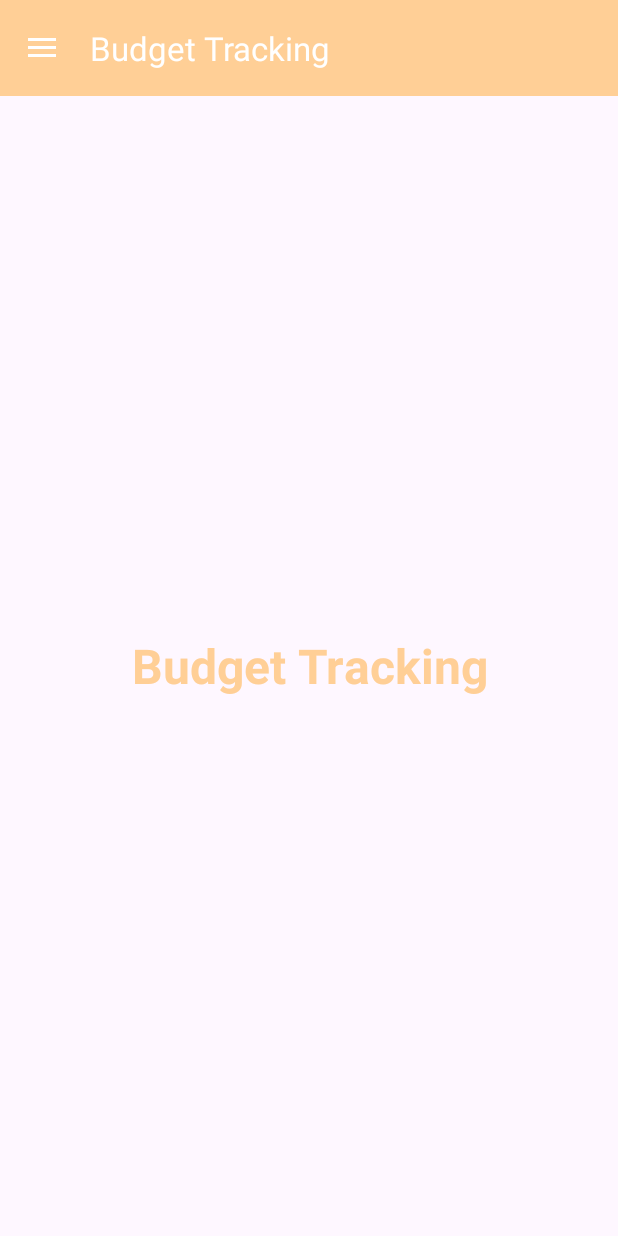
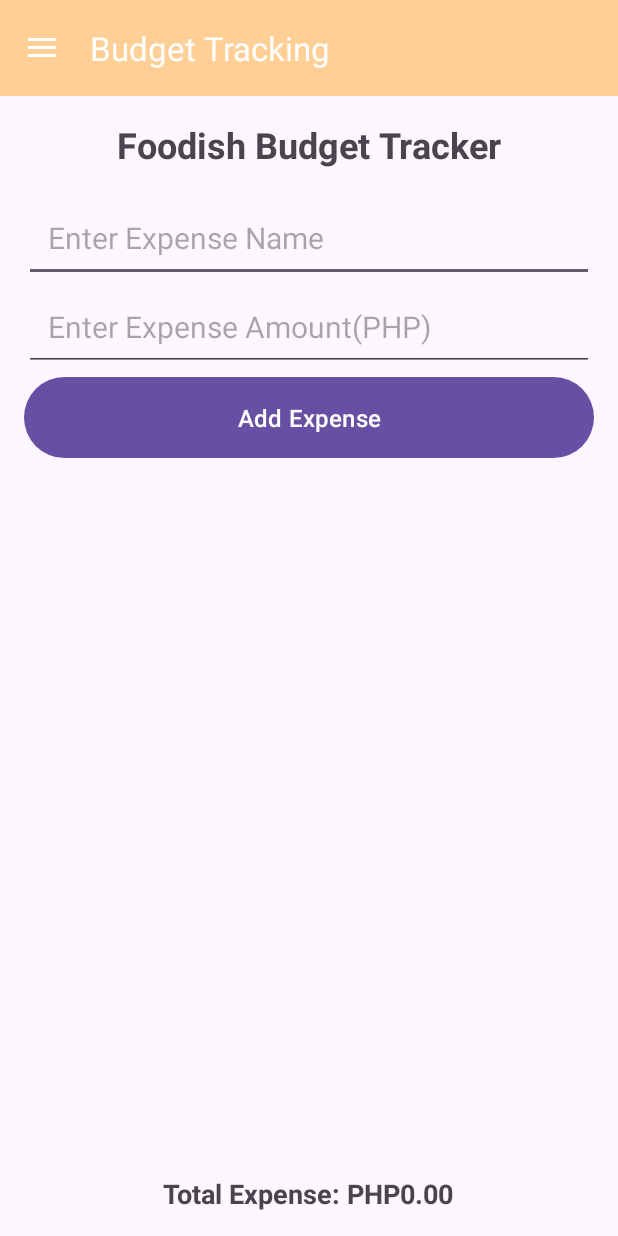
Before and after one commit to Juliusramos/Final, an Android app: the screen it shows after launch (MainActivity), in the side drawer, after a tap on "Budget Tracking", on a phone screen of 412 x 824 dp. Run offline under Robolectric (Android 15) with nearby library versions, the phone set to English and light mode, and no system bars.

Commit message:
BudgetFragment.kt cleaned and working
Made by aljon

```diff
--- a/app/src/main/java/com/firstapp/loginactivity/nav_fragments/BudgetFragment.kt
+++ b/app/src/main/java/com/firstapp/loginactivity/nav_fragments/BudgetFragment.kt
@@ -5,56 +5,57 @@ import androidx.fragment.app.Fragment
 import android.view.LayoutInflater
 import android.view.View
 import android.view.ViewGroup
+import android.widget.ArrayAdapter
+import android.widget.Button
+import android.widget.EditText
+import android.widget.ListView
+import android.widget.TextView
 import com.firstapp.loginactivity.R
-
-// TODO: Rename parameter arguments, choose names that match
-// the fragment initialization parameters, e.g. ARG_ITEM_NUMBER
-private const val ARG_PARAM1 = "param1"
-private const val ARG_PARAM2 = "param2"
-
-/**
- * A simple [Fragment] subclass.
- * Use the [BudgetFragment.newInstance] factory method to
- * create an instance of this fragment.
- */
 class BudgetFragment : Fragment() {
     // TODO: Rename and change types of parameters
-    private var param1: String? = null
-    private var param2: String? = null
-
-    override fun onCreate(savedInstanceState: Bundle?) {
-        super.onCreate(savedInstanceState)
-        arguments?.let {
-            param1 = it.getString(ARG_PARAM1)
-            param2 = it.getString(ARG_PARAM2)
-        }
-    }
-
+    private var totalExpense = 0.0
+    private lateinit var adapter: ArrayAdapter<String>
+    private lateinit var totalExpenseTextView: TextView
+    private lateinit var expenseNameEditText: EditText
+    private lateinit var expenseAmountEditText: EditText
     override fun onCreateView(
         inflater: LayoutInflater, container: ViewGroup?,
         savedInstanceState: Bundle?
     ): View? {
-        // Inflate the layout for this fragment
-        return inflater.inflate(R.layout.fragment_budget, container, false)
+        val view = inflater.inflate(R.layout.fragment_budget, container, false)
+        val addExpenseButton = view.findViewById<Button>(R.id.expense_button)
+        val expenseListView = view.findViewById<ListView>(R.id.expense_view)
+        expenseNameEditText = view.findViewById(R.id.expense_name)
+        expenseAmountEditText = view.findViewById(R.id.expense_amount)
+        totalExpenseTextView = view.findViewById(R.id.list_view)
+
+        adapter = ArrayAdapter(requireContext(), android.R.layout.simple_list_item_1)
+        expenseListView.adapter = adapter
+
+        addExpenseButton.setOnClickListener {
+            addExpense()
+        }
+        return view
+    }
+    private fun addExpense() {
+        val expenseName = expenseNameEditText.text.toString()
+        val expenseAmountStr = expenseAmountEditText.text.toString()
+
+        if (expenseName.isNotEmpty() && expenseAmountStr.isNotEmpty()) {
+            val expenseAmount = expenseAmountStr.toDouble()
+            totalExpense += expenseAmount
+
+            adapter.add("$expenseName: PHP$expenseAmount")
+            expenseNameEditText.text.clear()
+            expenseAmountEditText.text.clear()
+
+            updateTotalExpense()
+        }
     }
 
-    companion object {
-        /**
-         * Use this factory method to create a new instance of
-         * this fragment using the provided parameters.
-         *
-         * @param param1 Parameter 1.
-         * @param param2 Parameter 2.
-         * @return A new instance of fragment BudgetFragment.
-         */
-        // TODO: Rename and change types and number of parameters
-        @JvmStatic
-        fun newInstance(param1: String, param2: String) =
-            BudgetFragment().apply {
-                arguments = Bundle().apply {
-                    putString(ARG_PARAM1, param1)
-                    putString(ARG_PARAM2, param2)
-                }
-            }
+    private fun updateTotalExpense() {
+        totalExpenseTextView.text =
+            getString(R.string.total_expense_php, "%.2f".format(totalExpense))
     }
-}
+        // Inflate the layout for this fragment
+    }
--- a/app/src/main/res/layout/fragment_budget.xml
+++ b/app/src/main/res/layout/fragment_budget.xml
@@ -1,17 +1,66 @@
 <?xml version="1.0" encoding="utf-8"?>
-<FrameLayout xmlns:android="http://schemas.android.com/apk/res/android"
+<LinearLayout
+    xmlns:android="http://schemas.android.com/apk/res/android"
     xmlns:tools="http://schemas.android.com/tools"
     android:layout_width="match_parent"
     android:layout_height="match_parent"
+    android:orientation="vertical"
+    android:padding="16dp"
     tools:context=".nav_fragments.BudgetFragment">
 
     <!-- TODO: Update blank fragment layout -->
     <TextView
+        android:layout_width="wrap_content"
+        android:layout_height="wrap_content"
+        android:text="@string/foodish_budget_tracker"
+        android:textSize="24sp"
+        android:layout_gravity="center"
+        android:layout_marginBottom="16dp"
+        android:textStyle="bold"/>
+
+    <EditText
+        android:id="@+id/expense_name"
         android:layout_width="match_parent"
-        android:layout_height="match_parent"
-        android:text="Budget Tracking"
-        android:textSize="32dp"
-        android:textStyle="bold"
-        android:gravity="center"
-        android:textColor="@color/orange"/>
-</FrameLayout>
+        android:layout_height="wrap_content"
+        android:hint="@string/enter_expense_name"
+        android:inputType="text"
+        android:textSize="20sp"
+        android:padding="16dp"/>
+
+
+    <EditText
+        android:id="@+id/expense_amount"
+        android:layout_width="match_parent"
+        android:layout_height="wrap_content"
+        android:hint="@string/enter_expense_amount_php"
+        android:inputType="numberDecimal"
+        android:textSize="20sp"
+        android:padding="16dp"/>
+
+    <Button
+        android:layout_width="match_parent"
+        android:layout_height="wrap_content"
+        android:text="@string/add_expense"
+        android:id="@+id/expense_button"
+        android:textSize="16sp"
+        android:padding="16dp" />
+
+
+    <ListView
+        android:id="@+id/expense_view"
+        android:layout_width="match_parent"
+        android:layout_height="0dp"
+        android:layout_weight="1"
+        android:layout_marginTop="16dp" />
+
+    <TextView
+        android:id="@+id/list_view"
+        android:layout_width="wrap_content"
+        android:layout_height="wrap_content"
+        android:text="@string/total_expense_php0_00"
+        android:textSize="18sp"
+        android:layout_gravity="center"
+        android:layout_marginTop="8dp"
+        android:textStyle="bold"/>
+
+</LinearLayout>
--- a/app/src/main/res/values/strings.xml
+++ b/app/src/main/res/values/strings.xml
@@ -23,4 +23,12 @@
     <string name="title_home">Home</string>
     <string name="title_dashboard">Dashboard</string>
     <string name="title_notifications">Notifications</string>
+
+
+    <string name="foodish_budget_tracker">Foodish Budget Tracker</string>
+    <string name="enter_expense_name">Enter Expense Name</string>
+    <string name="total_expense_php">Total Expense: PHP%1$s</string>
+    <string name="enter_expense_amount_php">Enter Expense Amount(PHP)</string>
+    <string name="add_expense">Add Expense</string>
+    <string name="total_expense_php0_00">Total Expense: PHP0.00</string>
 </resources>
```
